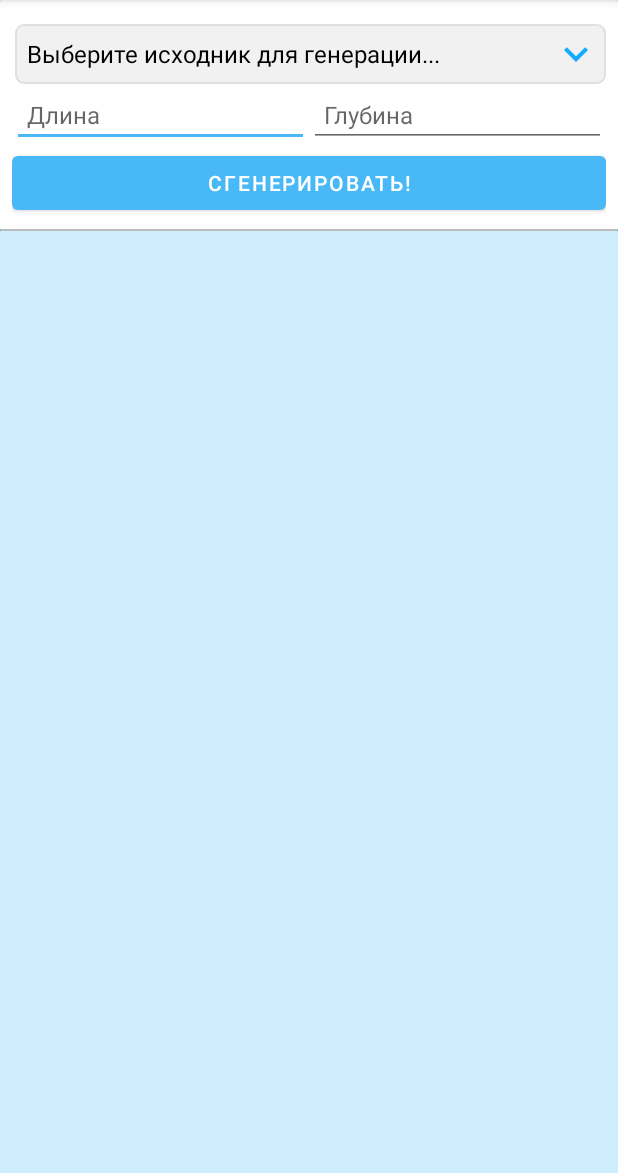
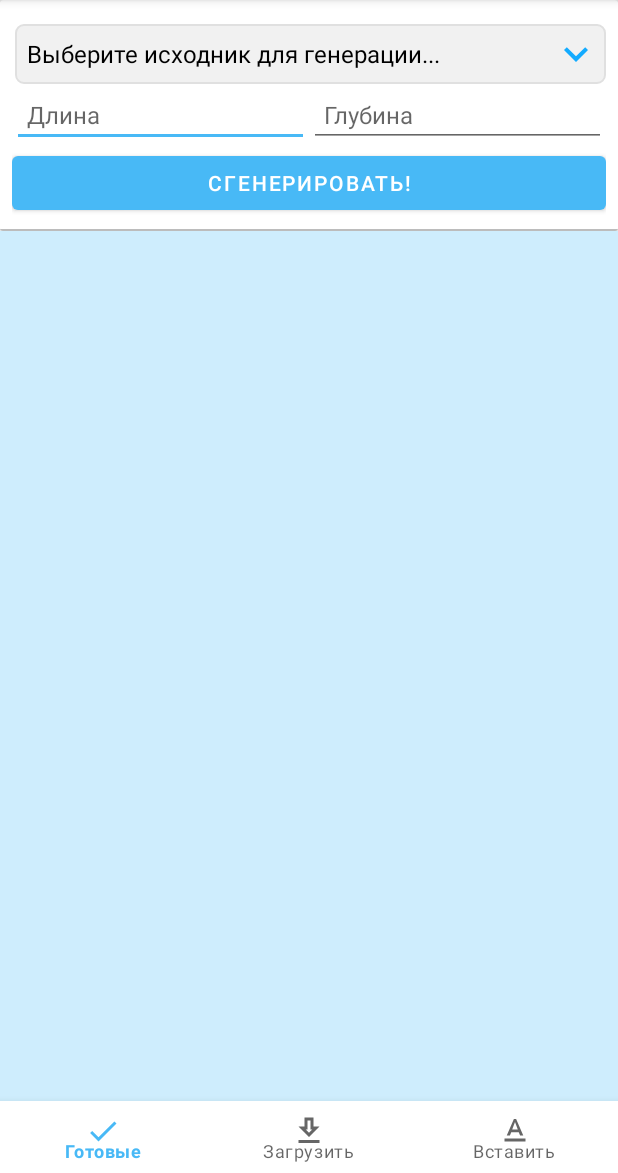
Before and after one commit to JavsTeam/TextBuilder-app, an Android app: the screen it shows after launch (MainActivity), on a phone screen of 412 x 824 dp, the part 63-1236 px from its top. Run offline under Robolectric (Android 15) with nearby library versions, the phone set to English and light mode, and no system bars; our stand-ins replace Room's generated code, navigation-ui.

Commit message:
Basic BottomNavigationView implementation

```diff
--- a/app/src/main/java/com/example/textbuilder/ui/MainActivity.kt
+++ b/app/src/main/java/com/example/textbuilder/ui/MainActivity.kt
@@ -7,11 +7,17 @@ import android.view.animation.AnimationUtils
 import android.widget.ImageButton
 import androidx.appcompat.app.AppCompatActivity
 import androidx.appcompat.app.AppCompatDelegate
+import androidx.navigation.fragment.NavHostFragment
+import androidx.navigation.ui.AppBarConfiguration
+import androidx.navigation.ui.setupActionBarWithNavController
+import androidx.navigation.ui.setupWithNavController
 import androidx.recyclerview.widget.LinearLayoutManager
 import androidx.recyclerview.widget.RecyclerView
 import com.example.textbuilder.R
 import com.example.textbuilder.ui.display.DisplayFragment
 import com.example.textbuilder.ui.interaction.InteractionFragment
+import com.google.android.material.bottomnavigation.BottomNavigationView
+import com.google.android.material.navigation.NavigationView
 
 
 class MainActivity : AppCompatActivity(), UpdateListener {
@@ -21,26 +27,44 @@ class MainActivity : AppCompatActivity(), UpdateListener {
         setContentView(R.layout.activity_main)
         AppCompatDelegate.setDefaultNightMode(AppCompatDelegate.MODE_NIGHT_NO)
 
+        val navHostFragment =
+            supportFragmentManager.findFragmentById(R.id.nav_host_fragment) as NavHostFragment
+        val navController = navHostFragment.navController
+
+        val bottomNavigationView: BottomNavigationView = findViewById(R.id.main_bottom_navigation_view)
+        bottomNavigationView.setupWithNavController(navController)
+
+
+
+
+
+
+
+
+
+
+
+
         var isDisplayingAll = true
         displayFragment =
             supportFragmentManager.findFragmentById(R.id.fragment_display) as DisplayFragment
 
-        val interactionFragment =
-            supportFragmentManager.findFragmentById(R.id.fragment_interaction) as InteractionFragment
-        interactionFragment.setListener(this)
+       // val interactionFragment =
+        //    supportFragmentManager.findFragmentById(R.id.fragment_interaction) as InteractionFragment
+        //interactionFragment.setListener(this)
 
         val buttonScaleAnimation: Animation = AnimationUtils.loadAnimation(this, R.anim.button_scale)
         val favoriteButton: ImageButton = findViewById(R.id.toolbar_button_favorite)
-        val interactionFragmentLayout: View = findViewById(R.id.fragment_interaction)
+        //val interactionFragmentLayout: View = findViewById(R.id.fragment_interaction)
         favoriteButton.setOnClickListener {
             it.startAnimation(buttonScaleAnimation)
             if (isDisplayingAll) {
                 displayFragment?.displayFavorite()
-                interactionFragmentLayout.visibility = View.GONE
+               // interactionFragmentLayout.visibility = View.GONE
             }
             else {
                 displayFragment?.displayAll()
-                interactionFragmentLayout.visibility = View.VISIBLE
+               // interactionFragmentLayout.visibility = View.VISIBLE
             }
             isDisplayingAll = !isDisplayingAll
         }
--- /dev/null
+++ b/app/src/main/res/drawable/ic_done.xml
@@ -0,0 +1,5 @@
+<vector android:height="24dp" android:tint="#13ABFF"
+    android:viewportHeight="24" android:viewportWidth="24"
+    android:width="24dp" xmlns:android="http://schemas.android.com/apk/res/android">
+    <path android:fillColor="@android:color/white" android:pathData="M9,16.2L4.8,12l-1.4,1.4L9,19 21,7l-1.4,-1.4L9,16.2z"/>
+</vector>
--- /dev/null
+++ b/app/src/main/res/drawable/ic_download_24.xml
@@ -0,0 +1,5 @@
+<vector android:height="24dp" android:tint="#13ABFF"
+    android:viewportHeight="24" android:viewportWidth="24"
+    android:width="24dp" xmlns:android="http://schemas.android.com/apk/res/android">
+    <path android:fillColor="@android:color/white" android:pathData="M19,9h-4L15,3L9,3v6L5,9l7,7 7,-7zM11,11L11,5h2v6h1.17L12,13.17 9.83,11L11,11zM5,18h14v2L5,20z"/>
+</vector>
--- /dev/null
+++ b/app/src/main/res/drawable/ic_paste_24.xml
@@ -0,0 +1,5 @@
+<vector android:height="24dp" android:tint="#13ABFF"
+    android:viewportHeight="24" android:viewportWidth="24"
+    android:width="24dp" xmlns:android="http://schemas.android.com/apk/res/android">
+    <path android:fillColor="@android:color/white" android:pathData="M5,17v2h14v-2L5,17zM9.5,12.8h5l0.9,2.2h2.1L12.75,4h-1.5L6.5,15h2.1l0.9,-2.2zM12,5.98L13.87,11h-3.74L12,5.98z"/>
+</vector>
--- a/app/src/main/res/layout/activity_main.xml
+++ b/app/src/main/res/layout/activity_main.xml
@@ -8,26 +8,23 @@
     tools:context=".ui.MainActivity">
 
     <com.google.android.material.appbar.AppBarLayout
+        android:background="@color/white"
         android:layout_width="match_parent"
         android:layout_height="wrap_content">
 
         <com.google.android.material.appbar.CollapsingToolbarLayout
             android:layout_width="match_parent"
             android:layout_height="wrap_content"
-            app:layout_scrollFlags="scroll|enterAlways|exitUntilCollapsed"> <!---->
+            app:layout_scrollFlags="scroll|enterAlways|exitUntilCollapsed">
 
-            <androidx.cardview.widget.CardView
+            <androidx.fragment.app.FragmentContainerView
+                android:id="@+id/nav_host_fragment"
+                android:name="androidx.navigation.fragment.NavHostFragment"
                 android:layout_width="match_parent"
-                android:layout_height="wrap_content">
-                <fragment
-                    android:id="@+id/fragment_interaction"
-                    android:name="com.example.textbuilder.ui.interaction.InteractionFragment"
-                    android:layout_width="match_parent"
-                    android:layout_height="wrap_content"
-                    android:layout_marginTop="@dimen/bar_height_default"
-                    tools:layout="@layout/fragment_interaction"/> <!---->
-            </androidx.cardview.widget.CardView>
-
+                android:layout_height="wrap_content"
+                android:layout_marginTop="@dimen/bar_height_default"
+                app:defaultNavHost="true"
+                app:navGraph="@navigation/nav_graph" />
 
             <com.google.android.material.appbar.AppBarLayout
                 android:layout_width="match_parent"
@@ -83,4 +80,11 @@
         app:layout_behavior="@string/appbar_scrolling_view_behavior"
         tools:layout="@layout/fragment_display" />
 
+    <com.google.android.material.bottomnavigation.BottomNavigationView
+        android:id="@+id/main_bottom_navigation_view"
+        android:layout_width="match_parent"
+        android:layout_height="48dp"
+        android:layout_gravity="bottom"
+        app:menu="@menu/menu_bottom_navigation" />
+
 </androidx.coordinatorlayout.widget.CoordinatorLayout>
--- /dev/null
+++ b/app/src/main/res/menu/menu_bottom_navigation.xml
@@ -0,0 +1,15 @@
+<?xml version="1.0" encoding="utf-8"?>
+<menu xmlns:android="http://schemas.android.com/apk/res/android">
+    <item
+        android:id="@+id/interactionFragment"
+        android:icon="@drawable/ic_done"
+        android:title="Готовые"/>
+    <item
+        android:id="@+id/uploadFragment"
+        android:icon="@drawable/ic_download_24"
+        android:title="Загрузить" />
+    <item
+        android:id="@+id/action_mail"
+        android:icon="@drawable/ic_paste_24"
+        android:title="Вставить" />
+</menu>
--- a/app/src/main/res/navigation/nav_graph.xml
+++ b/app/src/main/res/navigation/nav_graph.xml
@@ -2,7 +2,8 @@
 <navigation xmlns:android="http://schemas.android.com/apk/res/android"
     xmlns:app="http://schemas.android.com/apk/res-auto"
     xmlns:tools="http://schemas.android.com/tools"
-    android:id="@+id/nav_graph">
+    android:id="@+id/nav_graph"
+    app:startDestination="@id/interactionFragment">
 
     <fragment
         android:id="@+id/interactionFragment"
@@ -10,17 +11,17 @@
         android:label="interaction"
         tools:layout="@layout/fragment_interaction">
         <action
-            android:id="@+id/action_interactionFragment_to_uploadFragment3"
+            android:id="@+id/action_interactionFragment_to_uploadFragment"
             app:destination="@id/uploadFragment" />
     </fragment>
 
     <fragment
         android:id="@+id/uploadFragment"
         android:name="com.example.textbuilder.ui.upload.UploadFragment"
-        android:label="UploadFragment"
+        android:label="upload"
         tools:layout="@layout/fragment_upload">
         <action
-            android:id="@+id/action_uploadFragment_to_interactionFragment2"
+            android:id="@+id/action_uploadFragment_to_interactionFragment"
             app:destination="@id/interactionFragment" />
     </fragment>
 
```
